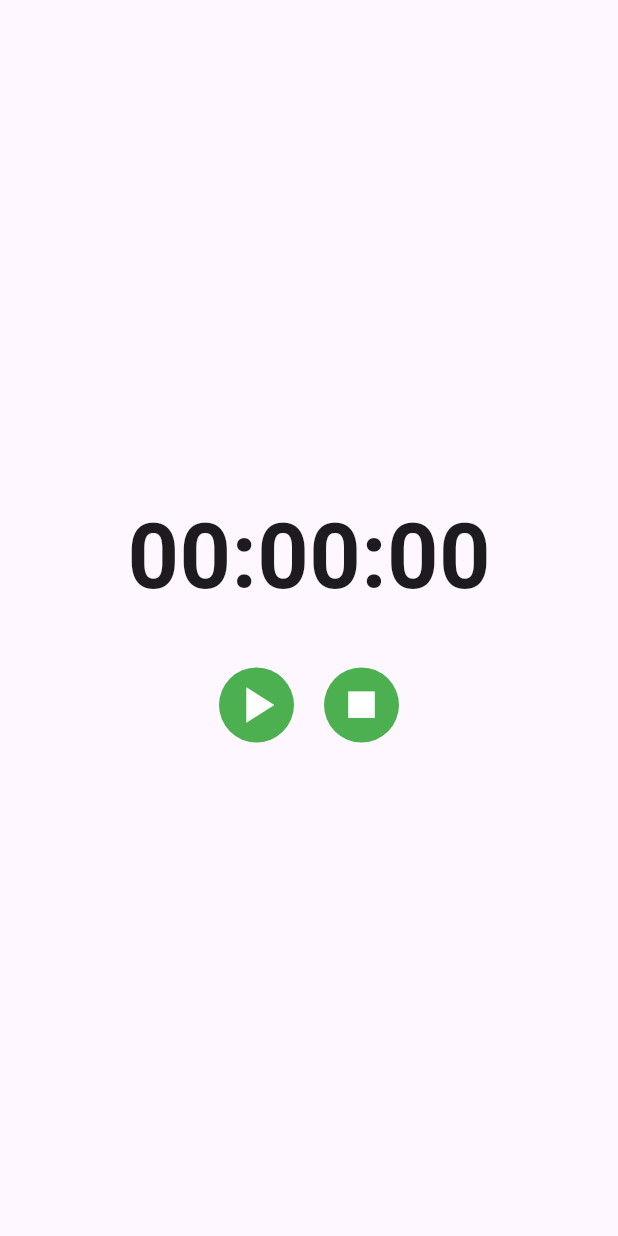
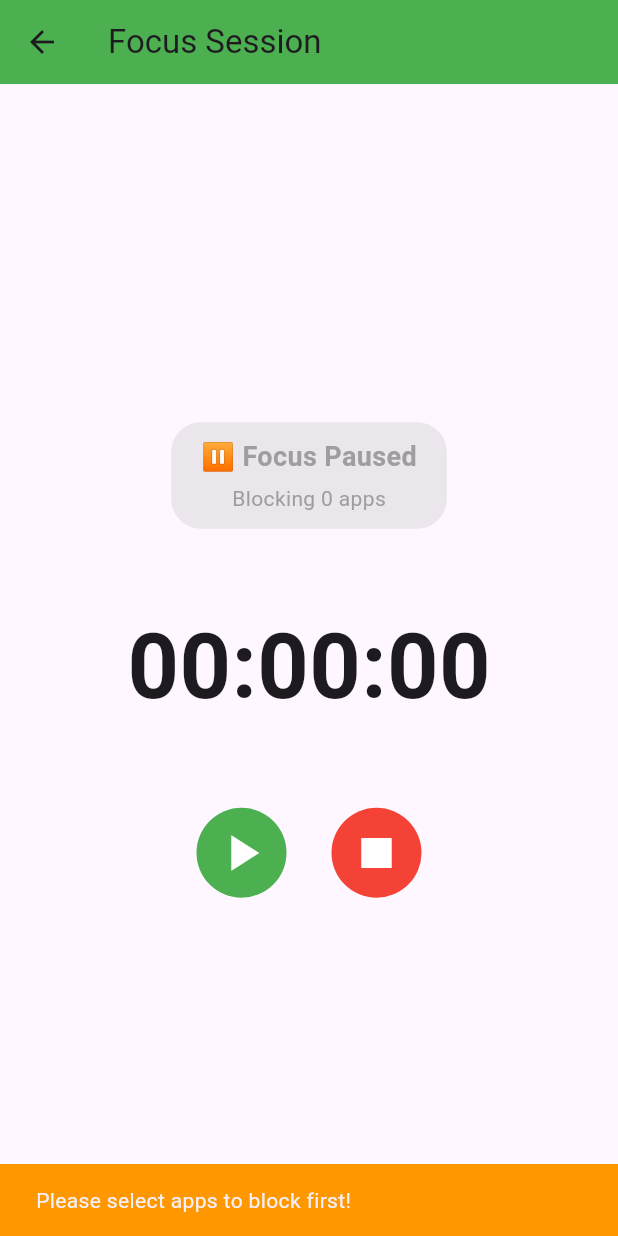
Before and after one commit to NekoNoTabiTabi/FelineFocus, a Flutter app: the screen it shows after launch, after a tap on "Start Focus", on a phone screen of 412 x 824 dp. Run offline on Flutter 3.47's test engine with Material 3 defaults, Android fonts, the light colour scheme and no system bars; missing offline and left inert: flutter_accessibility_service, flutter_overlay_window, installed_apps.

Commit message:
Feat: Connected Timer to App Blocking

```diff
--- a/lib/screens/focus.dart
+++ b/lib/screens/focus.dart
@@ -1,6 +1,6 @@
 import 'package:flutter/material.dart';
 import 'package:provider/provider.dart';
-import '../provider/timer_provider.dart'; // adjust path if needed
+import '../provider/timer_provider.dart';
 
 class FocusScreen extends StatefulWidget {
   const FocusScreen({super.key});
@@ -17,6 +17,28 @@ class _FocusScreenState extends State<FocusScreen> {
     // Start the timer automatically when this screen opens
     Future.microtask(() {
       final timeProvider = Provider.of<TimeProvider>(context, listen: false);
+
+      // Validate before starting
+      if (timeProvider.selectedApps.isEmpty) {
+        ScaffoldMessenger.of(context).showSnackBar(
+          const SnackBar(
+            content: Text('Please select apps to block first!'),
+            backgroundColor: Colors.orange,
+          ),
+        );
+        return;
+      }
+
+      if (timeProvider.remainingTime <= 0) {
+        ScaffoldMessenger.of(context).showSnackBar(
+          const SnackBar(
+            content: Text('Please set a timer duration first!'),
+            backgroundColor: Colors.orange,
+          ),
+        );
+        return;
+      }
+
       if (!timeProvider.isRunning) {
         timeProvider.startTimer();
       }
@@ -35,11 +57,49 @@ class _FocusScreenState extends State<FocusScreen> {
     final timeProvider = Provider.of<TimeProvider>(context);
 
     return Scaffold(
-
+      appBar: AppBar(
+        title: const Text('Focus Session'),
+        backgroundColor: Colors.green,
+      ),
       body: Center(
         child: Column(
           mainAxisAlignment: MainAxisAlignment.center,
           children: [
+            // Show blocking status
+            Container(
+              padding: const EdgeInsets.symmetric(horizontal: 20, vertical: 10),
+              decoration: BoxDecoration(
+                color: timeProvider.isRunning
+                    ? Colors.green.withOpacity(0.2)
+                    : Colors.grey.withOpacity(0.2),
+                borderRadius: BorderRadius.circular(20),
+              ),
+              child: Column(
+                children: [
+                  Text(
+                    timeProvider.isRunning
+                        ? "🔒 Focus Mode Active"
+                        : "⏸️ Focus Paused",
+                    style: TextStyle(
+                      fontSize: 18,
+                      fontWeight: FontWeight.bold,
+                      color: timeProvider.isRunning ? Colors.green : Colors.grey,
+                    ),
+                  ),
+                  const SizedBox(height: 5),
+                  Text(
+                    "Blocking ${timeProvider.selectedApps.length} apps",
+                    style: TextStyle(
+                      fontSize: 14,
+                      color: timeProvider.isRunning ? Colors.green.shade700 : Colors.grey,
+                    ),
+                  ),
+                ],
+              ),
+            ),
+            const SizedBox(height: 50),
+
+            // Timer display
             Text(
               _formatTime(timeProvider.remainingTime),
               style: const TextStyle(
@@ -47,23 +107,24 @@ class _FocusScreenState extends State<FocusScreen> {
                 fontWeight: FontWeight.bold,
               ),
             ),
-            const SizedBox(height: 30),
+            const SizedBox(height: 50),
 
+            // Control buttons
             Row(
               mainAxisAlignment: MainAxisAlignment.center,
               children: [
+                // Play/Pause button
                 GestureDetector(
                   onTap: timeProvider.isRunning
                       ? timeProvider.stopTimer
                       : timeProvider.startTimer,
                   child: Container(
-                height: 50,
-                width: 50,
+                    height: 60,
+                    width: 60,
                     decoration: const BoxDecoration(
                       shape: BoxShape.circle,
                       color: Colors.green,
                     ),
-
                     child: Icon(
                       timeProvider.isRunning ? Icons.pause : Icons.play_arrow,
                       size: 40,
@@ -71,33 +132,32 @@ class _FocusScreenState extends State<FocusScreen> {
                     ),
                   ),
                 ),
-            const SizedBox(width: 20),
+                const SizedBox(width: 30),
 
-
+                // Stop button
                 GestureDetector(
-              onTap: (){
-                timeProvider.resetTimer();
+                  onTap: () async {
+                    await timeProvider.resetTimer();
+                    if (mounted) {
                       Navigator.pop(context);
-
+                    }
                   },
                   child: Container(
-                height: 50,
-                width: 50,
+                    height: 60,
+                    width: 60,
                     decoration: const BoxDecoration(
                       shape: BoxShape.circle,
-                  color: Colors.green,
+                      color: Colors.red,
                     ),
                     child: const Icon(
                       Icons.stop,
-                  size: 35,
+                      size: 40,
                       color: Colors.white,
                     ),
                   ),
                 ),
               ],
             ),
-
-
           ],
         ),
       ),
--- a/lib/service/app_block_service.dart
+++ b/lib/service/app_block_service.dart
@@ -2,7 +2,6 @@ import 'dart:async';
 import 'package:flutter/material.dart';
 import 'package:flutter_accessibility_service/flutter_accessibility_service.dart';
 import 'package:flutter_overlay_window/flutter_overlay_window.dart';
-import 'dart:ui' as ui;
 
 class AppBlockManager {
   AppBlockManager._();
@@ -10,11 +9,19 @@ class AppBlockManager {
 
   final List<String> _blockedApps = [];
   StreamSubscription? _subscription;
+  bool _blockingEnabled = false;
+  bool _isListening = false; // Track if we're actively listening
 
-  String? _lastBlockedPackage; // track last app we blocked
+  String? _lastBlockedPackage;
 
   /// Get current blocked apps (read-only)
   List<String> get blockedApps => List.unmodifiable(_blockedApps);
+
+  /// Check if blocking is currently active
+  bool get isBlockingEnabled => _blockingEnabled;
+
+  /// Check if accessibility listener is active
+  bool get isListening => _isListening;
 
   /// Update blocked apps dynamically from settings
   void setBlockedApps(List<String> packages) {
@@ -24,15 +31,36 @@ class AppBlockManager {
     debugPrint("🔒 Updated blocked apps: $_blockedApps");
   }
 
-  /// Initialize manager: permissions + accessibility listener
+  /// Initialize permissions only (don't start listening yet)
   Future<void> initialize() async {
+    debugPrint("🔧 Initializing AppBlockManager (permissions only)");
+
     // Ensure overlay permission
     if (!await FlutterOverlayWindow.isPermissionGranted()) {
       await FlutterOverlayWindow.requestPermission();
     }
 
-    // Listen to accessibility events
-   bool _overlayProcessing = false;
+    // Check accessibility permission (but don't start listening)
+    if (!await FlutterAccessibilityService.isAccessibilityPermissionEnabled()) {
+      await FlutterAccessibilityService.requestAccessibilityPermission();
+    }
+
+    debugPrint("✅ AppBlockManager initialized (ready to start)");
+  }
+
+  /// Start accessibility monitoring (called when timer starts)
+  Future<void> enableBlocking() async {
+    if (_isListening) {
+      debugPrint("⚠️ Already listening to accessibility events");
+      return;
+    }
+
+    _blockingEnabled = true;
+    _isListening = true;
+
+    debugPrint("✅ Starting accessibility service monitoring");
+
+    bool overlayProcessing = false;
 
     _subscription = FlutterAccessibilityService.accessStream.listen((event) async {
       final packageName = event.packageName;
@@ -40,9 +68,14 @@ _subscription = FlutterAccessibilityService.accessStream.listen((event) async {
 
       debugPrint("📱 [Event] Package: $packageName | Type: ${event.eventType}");
 
-  if (_overlayProcessing) return; // skip if an overlay operation is running
+      // Only block if blocking is enabled
+      if (!_blockingEnabled) {
+        return;
+      }
 
-  _overlayProcessing = true;
+      if (overlayProcessing) return;
+
+      overlayProcessing = true;
 
       try {
         if (_blockedApps.contains(packageName) && _lastBlockedPackage != packageName) {
@@ -55,19 +88,35 @@ _subscription = FlutterAccessibilityService.accessStream.listen((event) async {
           await _hideOverlay();
         }
       } finally {
-    _overlayProcessing = false;
+        overlayProcessing = false;
       }
     });
+
+    debugPrint("🎧 Accessibility listener started - monitoring ${_blockedApps.length} apps");
+  }
+
+  /// Stop accessibility monitoring (called when timer stops/resets)
+  Future<void> disableBlocking() async {
+    _blockingEnabled = false;
+    _lastBlockedPackage = null;
+
+    // Stop listening to accessibility events
+    await _subscription?.cancel();
+    _subscription = null;
+    _isListening = false;
+
+    await _hideOverlay();
+
+    debugPrint("❌ Accessibility service stopped - App blocking DISABLED");
   }
 
   /// Dispose listener and hide overlay
   Future<void> dispose() async {
-    await _subscription?.cancel();
-    await _hideOverlay();
-    _lastBlockedPackage = null;
+    await disableBlocking();
+    debugPrint("🗑️ AppBlockManager disposed");
   }
 
-  /// Show overlay (uses overlayMain entrypoint)
+  /// Show overlay
   Future<void> _showOverlay() async {
     if (!await FlutterOverlayWindow.isActive()) {
       debugPrint("🪟 [Overlay] Displaying blocking screen");
@@ -75,13 +124,12 @@ Future<void> _showOverlay() async {
       await FlutterOverlayWindow.showOverlay(
         enableDrag: false,
         flag: OverlayFlag.defaultFlag,
-
-
-      overlayContent: 'Blocked', // simple text OR use overlayChild if available
+        overlayContent: 'Blocked',
         visibility: NotificationVisibility.visibilityPublic,
       );
     }
   }
+
   /// Hide overlay if active
   Future<void> _hideOverlay() async {
     if (await FlutterOverlayWindow.isActive()) {
```
Also changed, not shown: lib/main.dart (+29 -25 lines), lib/provider/timer_provider.dart (+15 -4 lines), lib/screens/app_block_settings.dart (+17 -7 lines). Lines whose indentation alone changed are shown as unchanged.
